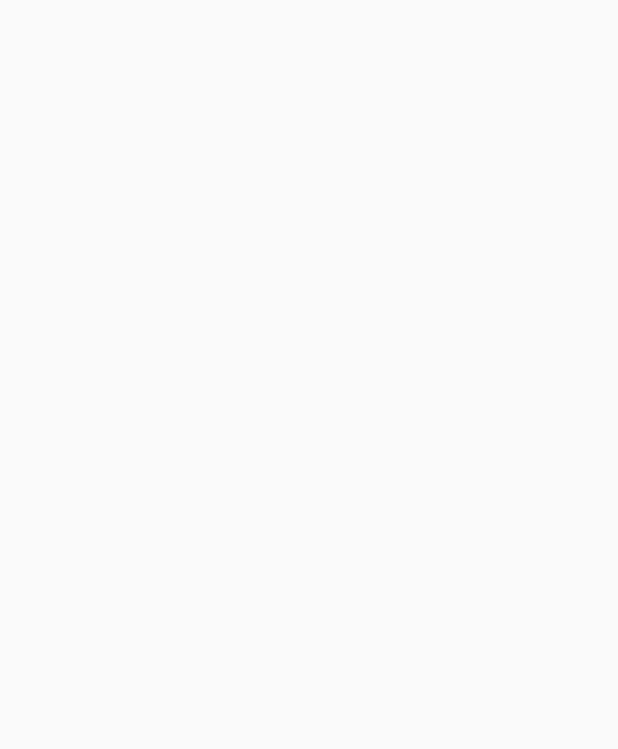
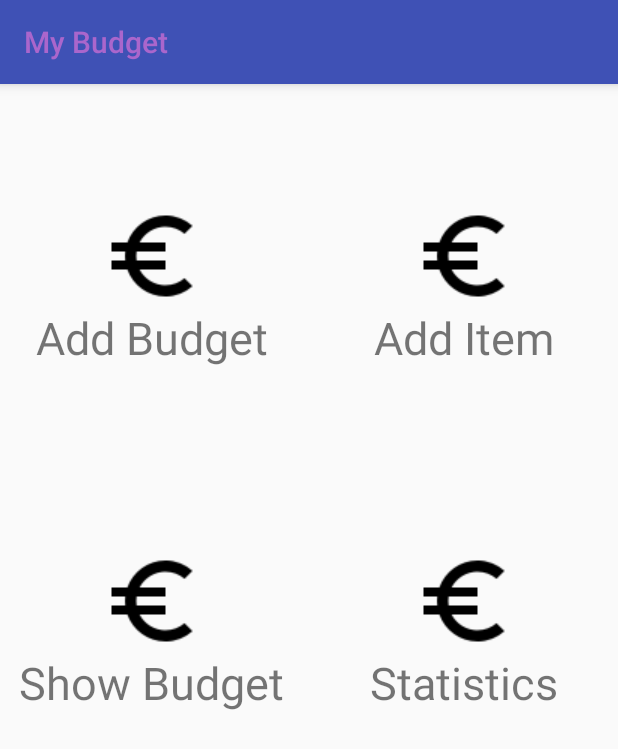
Before and after one commit to gabee1000/budget-application, an Android app: the MainMenuActivity screen opened directly, with no data from a screen before it, on a phone screen of 412 x 824 dp. Before the commit the part shown is empty. Shown: the top 749 px of the screen. Run offline under Robolectric (Android 15) with nearby library versions, the phone set to English and light mode, and no system bars.

```diff
--- /dev/null
+++ b/app/src/main/java/com/example/gabor/mybudget/Presenter/Adapters/MainMenuGridAdapter.java
@@ -0,0 +1,81 @@
+package com.example.gabor.mybudget.Presenter.Adapters;
+
+import android.content.Context;
+import android.view.LayoutInflater;
+import android.view.View;
+import android.view.ViewGroup;
+import android.widget.BaseAdapter;
+import android.widget.GridView;
+import android.widget.ImageView;
+import android.widget.TextView;
+
+import com.example.gabor.mybudget.R;
+
+/**
+ * Created by Gabor on 2017. 05. 21..
+ */
+
+public class MainMenuGridAdapter extends BaseAdapter {
+    private final GridItemResources mGridItemResources;
+    private Context mContext;
+
+    public MainMenuGridAdapter(Context c) {
+        this.mContext = c;
+        this.mGridItemResources = new GridItemResources();
+    }
+
+    public int getCount() {
+        return GridItemResources.LENGTH;
+    }
+
+    public Object getItem(int position) {
+        return null;
+    }
+
+    public long getItemId(int position) {
+        return 0;
+    }
+
+    // create a new ImageView for each item referenced by the Adapter
+    public View getView(int position, View convertView, ViewGroup parent) {
+        LayoutInflater inflater = LayoutInflater.from(mContext);
+        View view;
+        if (convertView == null) {
+            view = inflater.inflate(R.layout.main_menu_grid_item,parent,false);
+            ((TextView) view.findViewById(R.id.grid_item_description)).setText(mGridItemResources.mDescriptions[position]);
+            ((ImageView) view.findViewById(R.id.grid_item_image)).setImageResource(mGridItemResources.mImages[position]);
+        } else {
+            return convertView;
+        }
+        return view;
+
+//        ImageView imageView;
+//        if (convertView == null) {
+//            // if it's not recycled, initialize some attributes
+//            imageView = new ImageView(mContext);
+//            imageView.setLayoutParams(new GridView.LayoutParams(200, 200));
+//            imageView.setScaleType(ImageView.ScaleType.CENTER_CROP);
+//            imageView.setPadding(8, 8, 8, 8);
+//        } else {
+//            imageView = (ImageView) convertView;
+//        }
+//        imageView.setImageResource(mThumbIds[position]);
+//        return imageView;
+    }
+
+    // references to our images
+    final class GridItemResources {
+        final static int LENGTH = 4;
+
+        public final Integer[] mImages = {
+                R.drawable.ic_euro_symbol_black_48dp, R.drawable.ic_euro_symbol_black_48dp,
+                R.drawable.ic_euro_symbol_black_48dp, R.drawable.ic_euro_symbol_black_48dp
+        };
+
+        public final String[] mDescriptions = {
+                mContext.getString(R.string.add_budget), mContext.getString(R.string.add_item),
+                mContext.getString(R.string.show_budget), mContext.getString(R.string.statistics)
+        };
+    }
+
+}
--- a/app/src/main/java/com/example/gabor/mybudget/Presenter/Utils/BudgetAppCompatActivity.java
+++ b/app/src/main/java/com/example/gabor/mybudget/Presenter/Utils/BudgetAppCompatActivity.java
@@ -1,7 +1,9 @@
 package com.example.gabor.mybudget.Presenter.Utils;
 
 import android.content.Context;
+import android.os.Bundle;
 import android.support.annotation.LayoutRes;
+import android.support.annotation.Nullable;
 import android.support.v7.app.AppCompatActivity;
 import android.support.v7.widget.Toolbar;
 import android.util.AttributeSet;
@@ -17,6 +19,13 @@ import com.example.gabor.mybudget.R;
 
 public abstract class BudgetAppCompatActivity extends AppCompatActivity {
     protected Toolbar toolbar;
+
+    @Override
+    protected void onCreate(@Nullable Bundle savedInstanceState) {
+        super.onCreate(savedInstanceState);
+        init();
+        actions();
+    }
 
     @Override
     public void setContentView(@LayoutRes int layoutResID) {
--- /dev/null
+++ b/app/src/main/java/com/example/gabor/mybudget/Presenter/Utils/SignedInAppCompatActivity.java
@@ -0,0 +1,16 @@
+package com.example.gabor.mybudget.Presenter.Utils;
+
+import android.support.annotation.LayoutRes;
+
+/**
+ * Created by Gabor on 2017. 05. 21..
+ */
+
+// TODO Navigation drawer
+public abstract class SignedInAppCompatActivity extends BudgetAppCompatActivity {
+
+    @Override
+    public void setContentView(@LayoutRes int layoutResID) {
+        super.setContentView(layoutResID);
+    }
+}
--- a/app/src/main/java/com/example/gabor/mybudget/View/Activities/MainMenuActivity.java
+++ b/app/src/main/java/com/example/gabor/mybudget/View/Activities/MainMenuActivity.java
@@ -2,30 +2,48 @@ package com.example.gabor.mybudget.View.Activities;
 
 import android.os.Bundle;
 import android.support.annotation.Nullable;
+import android.view.View;
+import android.widget.AdapterView;
+import android.widget.GridView;
+import android.widget.Toast;
 
-import com.example.gabor.mybudget.Presenter.Utils.BudgetAppCompatActivity;
+import com.example.gabor.mybudget.Presenter.Adapters.MainMenuGridAdapter;
+import com.example.gabor.mybudget.Presenter.Utils.SignedInAppCompatActivity;
+import com.example.gabor.mybudget.R;
 
 /**
  * Created by Gabor on 2017. 05. 20..
  */
 
-// TODO
-public class MainMenuActivity extends BudgetAppCompatActivity {
+public class MainMenuActivity extends SignedInAppCompatActivity {
 
     @Override
     protected void onCreate(@Nullable Bundle savedInstanceState) {
         super.onCreate(savedInstanceState);
+        init();
+        actions();
     }
 
     @Override
     protected void init() {
-        // TODO
-//        super.setContentView();
+        setContentView(R.layout.main_menu);
+        getSupportActionBar().setDisplayHomeAsUpEnabled(false);
+        getSupportActionBar().setTitle(R.string.my_budget);
+        initGridView();
+    }
+
+    private void initGridView() {
+        GridView gridview = (GridView) findViewById(R.id.gridview);
+        gridview.setAdapter(new MainMenuGridAdapter(this));
+        gridview.setOnItemClickListener(new AdapterView.OnItemClickListener() {
+            public void onItemClick(AdapterView<?> parent, View v, int position, long id) {
+                Toast.makeText(MainMenuActivity.this, "" + position, Toast.LENGTH_SHORT).show();
+            }
+        });
     }
 
     @Override
     protected void actions() {
 
     }
-
 }
--- /dev/null
+++ b/app/src/main/res/layout/main_menu.xml
@@ -0,0 +1,24 @@
+<?xml version="1.0" encoding="utf-8"?>
+
+<LinearLayout xmlns:android="http://schemas.android.com/apk/res/android"
+    android:layout_width="match_parent"
+    android:layout_height="match_parent"
+    android:orientation="vertical" >
+
+    <include
+        android:id="@+id/toolbar"
+        layout="@layout/toolbar" />
+
+    <GridView xmlns:android="http://schemas.android.com/apk/res/android"
+        android:id="@+id/gridview"
+        android:paddingTop="50dp"
+        android:layout_width="match_parent"
+        android:layout_height="match_parent"
+        android:columnWidth="90dp"
+        android:gravity="center"
+        android:horizontalSpacing="5dp"
+        android:numColumns="2"
+        android:stretchMode="columnWidth"
+        android:verticalSpacing="50dp" />
+
+</LinearLayout>
--- /dev/null
+++ b/app/src/main/res/layout/main_menu_grid_item.xml
@@ -0,0 +1,20 @@
+<?xml version="1.0" encoding="utf-8"?>
+<LinearLayout xmlns:android="http://schemas.android.com/apk/res/android"
+    android:layout_width="180dp"
+    android:layout_height="180dp"
+    android:gravity="center_horizontal|center_vertical"
+    android:orientation="vertical">
+
+    <ImageView
+        android:scaleX="1.5"
+        android:scaleY="1.5"
+        android:layout_marginBottom="10dp"
+        android:id="@+id/grid_item_image"
+        android:layout_width="wrap_content"
+        android:layout_height="wrap_content" />
+    <TextView
+        android:textSize="30sp"
+        android:id="@+id/grid_item_description"
+        android:layout_width="wrap_content"
+        android:layout_height="wrap_content" />
+</LinearLayout>
--- a/app/src/main/res/values/strings.xml
+++ b/app/src/main/res/values/strings.xml
@@ -13,4 +13,9 @@
     <string name="no">No</string>
     <string name="new_password_again">New password again</string>
     <string name="passwords_are_not_matching">The passwords are not matching!</string>
+    <string name="my_budget">My Budget</string>
+    <string name="add_budget">Add Budget</string>
+    <string name="add_item">Add Item</string>
+    <string name="show_budget">Show Budget</string>
+    <string name="statistics">Statistics</string>
 </resources>
```
Also changed, not shown: app/src/main/java/com/example/gabor/mybudget/Model/Database/CategoryDatabaseHandler.java (added, +24 -0 lines), app/src/main/java/com/example/gabor/mybudget/Model/Database/DatabaseHandler.java (+25 -3 lines), app/src/main/java/com/example/gabor/mybudget/Model/Database/ItemDatabaseHandler.java (added, +34 -0 lines), app/src/main/java/com/example/gabor/mybudget/Model/Database/TransactionDatabaseHandler.java (added, +32 -0 lines), app/src/main/java/com/example/gabor/mybudget/Model/Database/UserDatabaseHandler.java (+20 -20 lines), app/src/main/java/com/example/gabor/mybudget/View/Activities/LoginActivity.java (+0 -7 lines), app/src/main/java/com/example/gabor/mybudget/View/Activities/RegisterActivity.java (+12 -14 lines), app/src/main/res/drawable-hdpi/ic_euro_symbol_black_48dp.png (added), app/src/main/res/drawable-mdpi/ic_euro_symbol_black_48dp.png (added), app/src/main/res/drawable-xhdpi/ic_euro_symbol_black_48dp.png (added), app/src/main/res/drawable-xxhdpi/ic_euro_symbol_black_48dp.png (added), app/src/main/res/drawable-xxxhdpi/ic_euro_symbol_black_48dp.png (added).
